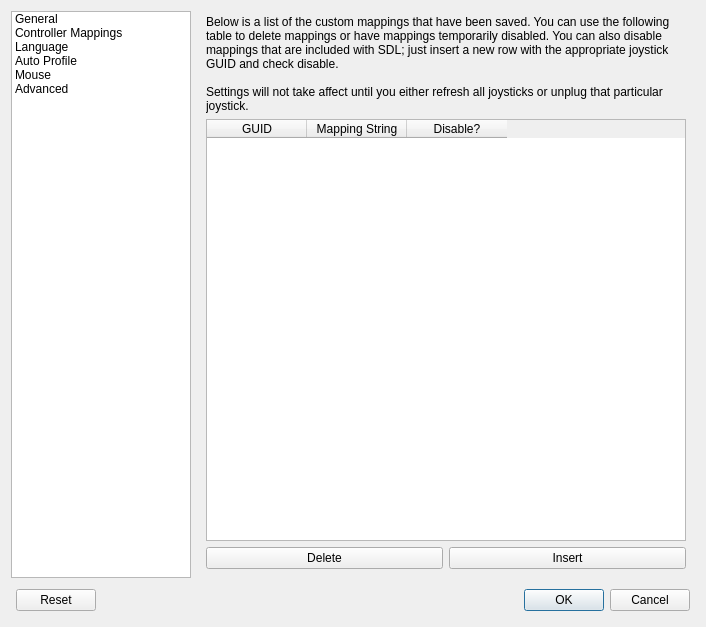
Qt form src/mainsettingsdialog.ui (AntiMicroX/antimicrox) before a commit.
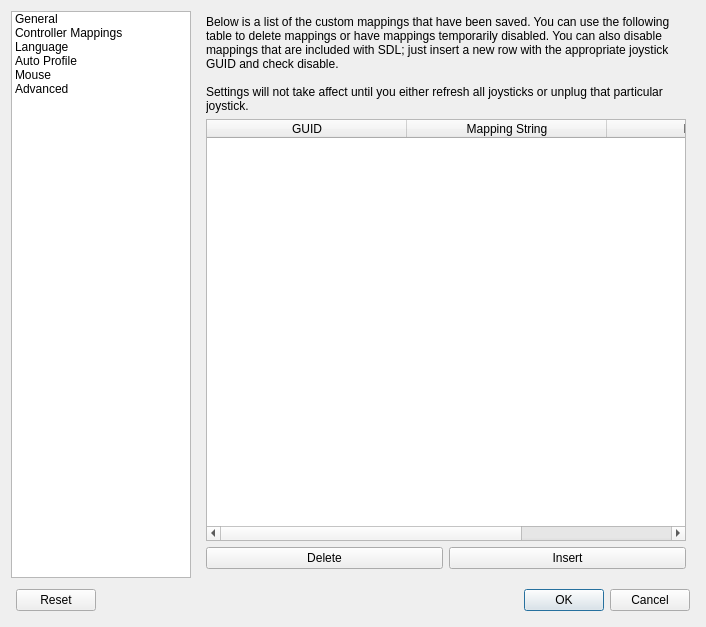
The same form after that commit. The open tabs and pages were chosen to show the change. Icons and pictures are not drawn.

```diff
--- a/src/mainsettingsdialog.ui
+++ b/src/mainsettingsdialog.ui
@@ -514,6 +514,18 @@
            <attribute name="horizontalHeaderCascadingSectionResizes">
             <bool>false</bool>
            </attribute>
+           <attribute name="horizontalHeaderDefaultSectionSize">
+            <number>200</number>
+           </attribute>
+           <attribute name="horizontalHeaderMinimumSectionSize">
+            <number>70</number>
+           </attribute>
+           <attribute name="verticalHeaderDefaultSectionSize">
+            <number>50</number>
+           </attribute>
+           <attribute name="verticalHeaderMinimumSectionSize">
+            <number>50</number>
+           </attribute>
            <column>
             <property name="text">
              <string>GUID</string>
```
Left out of the diff: 2 changed lines with no effect on the pictures.
